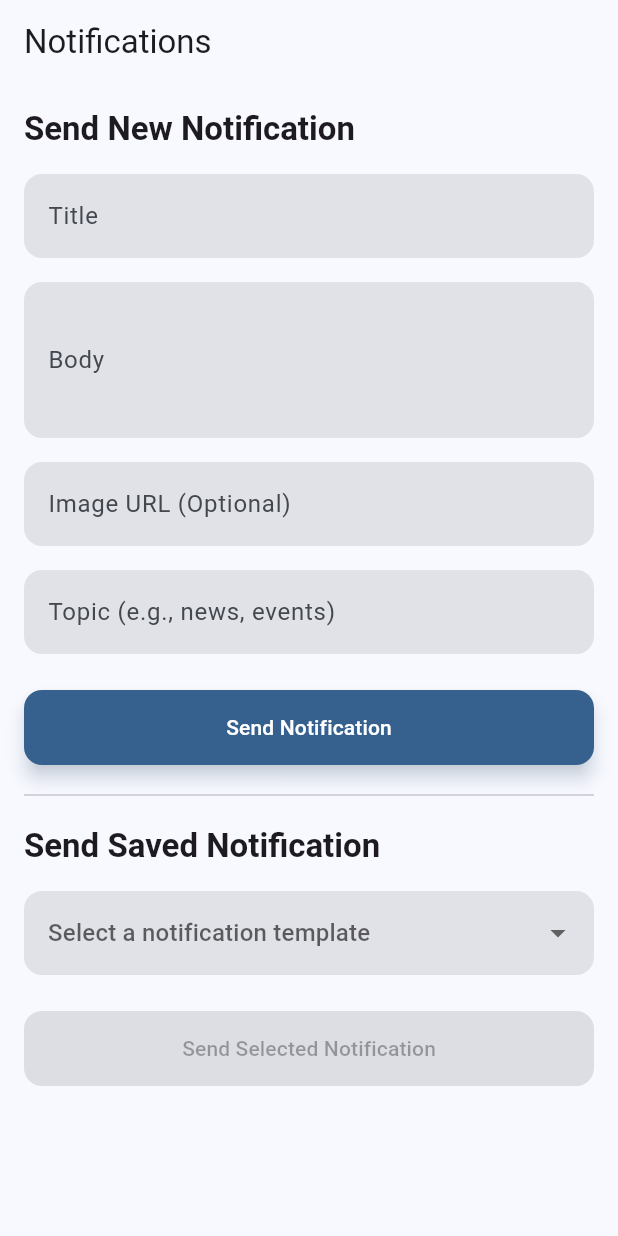
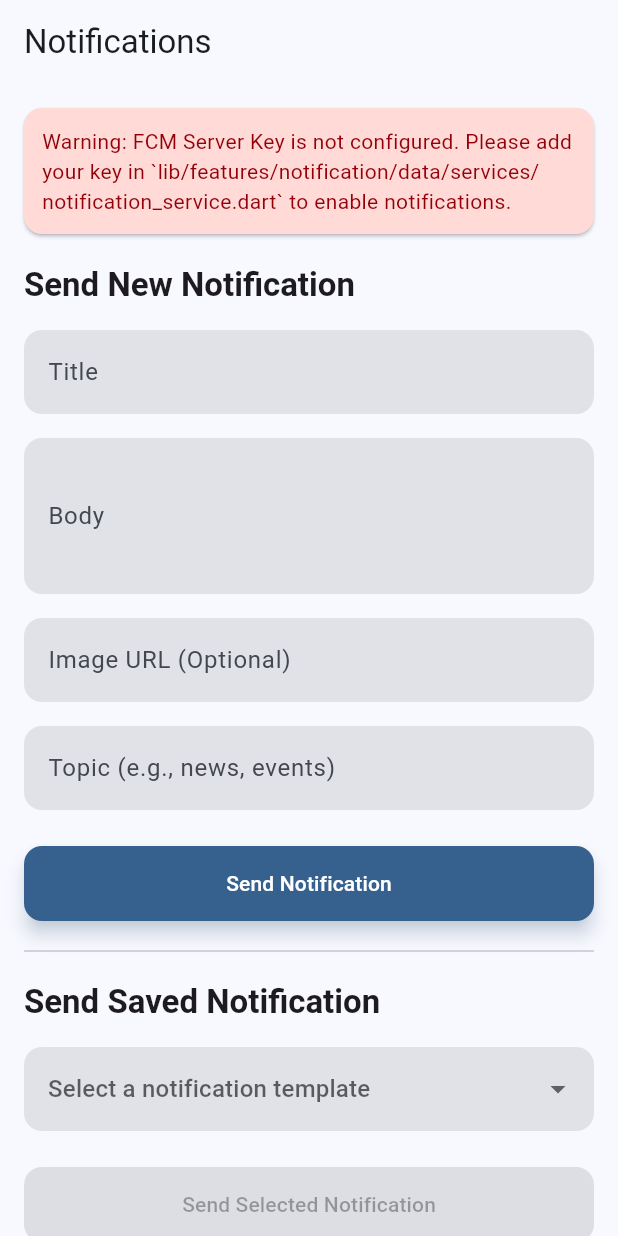
Before and after one commit to m7mdramadandx/islami-admin, a Flutter app: the NotificationManagementPage screen opened by its route, on a phone screen of 412 x 824 dp. Run offline on Flutter 3.47's test engine with Material 3 defaults, Android fonts, the phone set to English and light mode, and no system bars; our stand-ins replace bloc, cloud_firestore, dartz, equatable, firebase_auth, firebase_core and 5 more; accounts and stored records are empty; Roboto replaces fonts that are missing (Cairo).

```diff
--- a/lib/features/notification/data/services/notification_service.dart
+++ b/lib/features/notification/data/services/notification_service.dart
@@ -1,15 +1,24 @@
 import 'dart:async';
 import 'dart:convert';
+import 'dart:developer' as developer;
 
-import 'package:http/http.dart' as http;
+// IMPORTANT: This file has been modified to simulate notification sending.
+// Direct calls to the FCM API from a client-side web app are blocked by browser
+// security policies (CORS) and are insecure because they expose the server key.
 
-// IMPORTANT: This is for demonstration purposes only.
-// In a production app, you should use a backend service (like Cloud Functions)
-// to send notifications. Exposing your server key in a client app is a security risk.
+// The CORRECT and SECURE way to send notifications is from a trusted backend
+// environment, such as a Cloud Function for Firebase.
+
+// 1. Create a Cloud Function (e.g., 'sendFcmNotification').
+// 2. This function will securely store and use your FCM Server Key.
+// 3. Your app should call this function (e.g., via an HTTPS callable function).
+// 4. The Cloud Function will then make the request to the FCM API.
+
 const String _fcmServerKey =
-    'AAAAKHg6v7w:APA91bE3ER8VJHKLhc167s_yXIBpirhoAe_okKDhmrWGWjnlGozlocwnuiRsYhJEMRXNXiPb0BFcK6-VG85CDE2r5tPSG0lkB4ctd3zmp1skHUZBLhez0CGBlnvM37F3811ZZ5cr4bVi';
+    'YOUR_SERVER_KEY_HERE'; // This should be moved to your backend.
 
 class NotificationService {
+  // This URL is correct, but should be called from your backend.
   static const String _fcmUrl = 'https://fcm.googleapis.com/fcm/send';
 
   static Future<void> sendNotification({
@@ -18,9 +27,8 @@ class NotificationService {
     String? imageUrl,
     String? topic,
   }) async {
-    final String target = topic != null && topic.isNotEmpty
-        ? '/topics/$topic'
-        : '/topics/all_users';
+    final String target =
+        topic != null && topic.isNotEmpty ? '/topics/$topic' : '/topics/all_users';
 
     final Map<String, dynamic> message = {
       'to': target,
@@ -32,6 +40,38 @@ class NotificationService {
       'data': {'click_action': 'FLUTTER_NOTIFICATION_CLICK'},
     };
 
+    // --- SIMULATION LOGIC ---
+    // Instead of making an insecure client-side HTTP request, we log the
+    // details to the console. This simulates a successful API call without
+    // encountering the CORS error or exposing your server key.
+    developer.log(
+      '--- FCM Notification Simulation ---',
+      name: 'notification.service',
+    );
+    developer.log(
+      'A real app would send this JSON payload from a Cloud Function:',
+      name: 'notification.service',
+    );
+    developer.log(
+      json.encode(message),
+      name: 'notification.service',
+    );
+    developer.log(
+      'Authorization Header: key=$_fcmServerKey',
+      name: 'notification.service',
+    );
+    developer.log(
+      '---------------------------------',
+      name: 'notification.service',
+    );
+
+    // In a real implementation with a backend, you would handle the response here.
+    // For now, we assume success.
+    await Future.delayed(const Duration(milliseconds: 500));
+    return;
+
+    // --- ORIGINAL INSECURE CODE (causes CORS error on web) ---
+    /*
     final response = await http.post(
       Uri.parse(_fcmUrl),
       headers: {
@@ -42,8 +82,14 @@ class NotificationService {
     );
 
     if (response.statusCode != 200) {
-      print('Error sending notification: ${response.body}');
+      developer.log('Error sending notification: ${response.body}');
       throw Exception('Error sending notification: ${response.body}');
     }
+    */
+  }
+
+  /// Checks if a placeholder server key is being used.
+  static bool isConfigured() {
+    return _fcmServerKey != 'YOUR_SERVER_KEY_HERE' && _fcmServerKey.isNotEmpty;
   }
 }
--- a/lib/features/notification/presentation/pages/notification_management_page.dart
+++ b/lib/features/notification/presentation/pages/notification_management_page.dart
@@ -9,8 +9,7 @@ class NotificationManagementPage extends StatefulWidget {
       _NotificationManagementPageState();
 }
 
-class _NotificationManagementPageState
-    extends State<NotificationManagementPage> {
+class _NotificationManagementPageState extends State<NotificationManagementPage> {
   final _titleController = TextEditingController();
   final _bodyController = TextEditingController();
   final _imageUrlController = TextEditingController();
@@ -19,8 +18,7 @@ class _NotificationManagementPageState
   final List<Map<String, String>> _savedNotifications = [
     {
       'title': 'New Article Alert!',
-      'body':
-          'Check out our latest article on the importance of daily prayers.',
+      'body': 'Check out our latest article on the importance of daily prayers.',
     },
     {
       'title': 'Jummah Reminder',
@@ -37,12 +35,28 @@ class _NotificationManagementPageState
   @override
   Widget build(BuildContext context) {
     return Scaffold(
-      appBar: AppBar(title: const Text('Notifications')),
+      appBar: AppBar(
+        title: const Text('Notifications'),
+      ),
       body: SingleChildScrollView(
         padding: const EdgeInsets.all(16.0),
         child: Column(
           crossAxisAlignment: CrossAxisAlignment.stretch,
           children: [
+            if (!NotificationService.isConfigured())
+              Card(
+                color: Theme.of(context).colorScheme.errorContainer,
+                margin: const EdgeInsets.only(bottom: 20),
+                child: Padding(
+                  padding: const EdgeInsets.all(12.0),
+                  child: Text(
+                    'Warning: FCM Server Key is not configured. Please add your key in `lib/features/notification/data/services/notification_service.dart` to enable notifications.',
+                    style: TextStyle(
+                      color: Theme.of(context).colorScheme.onErrorContainer,
+                    ),
+                  ),
+                ),
+              ),
             _buildSectionTitle('Send New Notification'),
             const SizedBox(height: 16),
             TextField(
@@ -58,16 +72,13 @@ class _NotificationManagementPageState
             const SizedBox(height: 16),
             TextField(
               controller: _imageUrlController,
-              decoration: const InputDecoration(
-                labelText: 'Image URL (Optional)',
-              ),
+              decoration: const InputDecoration(labelText: 'Image URL (Optional)'),
             ),
             const SizedBox(height: 16),
             TextField(
               controller: _topicController,
-              decoration: const InputDecoration(
-                labelText: 'Topic (e.g., news, events)',
-              ),
+              decoration:
+                  const InputDecoration(labelText: 'Topic (e.g., news, events)'),
             ),
             const SizedBox(height: 24),
             ElevatedButton(
@@ -78,7 +89,7 @@ class _NotificationManagementPageState
             _buildSectionTitle('Send Saved Notification'),
             const SizedBox(height: 16),
             DropdownButtonFormField<Map<String, String>>(
-              initialValue: _selectedSavedNotification,
+              value: _selectedSavedNotification,
               hint: const Text('Select a notification template'),
               items: _savedNotifications.map((notification) {
                 return DropdownMenuItem(
@@ -98,9 +109,8 @@ class _NotificationManagementPageState
             ),
             const SizedBox(height: 24),
             ElevatedButton(
-              onPressed: _selectedSavedNotification != null
-                  ? _sendNotification
-                  : null,
+              onPressed:
+                  _selectedSavedNotification != null ? _sendNotification : null,
               child: const Text('Send Selected Notification'),
             ),
           ],
@@ -112,9 +122,9 @@ class _NotificationManagementPageState
   Widget _buildSectionTitle(String title) {
     return Text(
       title,
-      style: Theme.of(
-        context,
-      ).textTheme.titleLarge?.copyWith(fontWeight: FontWeight.bold),
+      style: Theme.of(context).textTheme.titleLarge?.copyWith(
+            fontWeight: FontWeight.bold,
+          ),
     );
   }
 
@@ -147,7 +157,7 @@ class _NotificationManagementPageState
       if (!mounted) return;
       ScaffoldMessenger.of(context).showSnackBar(
         const SnackBar(
-          content: Text('Notification sent successfully!'),
+          content: Text('Notification simulated successfully! Check the console for details.'),
           backgroundColor: Colors.green,
         ),
       );
```
Also changed, not shown: .idx/mcp.json.
